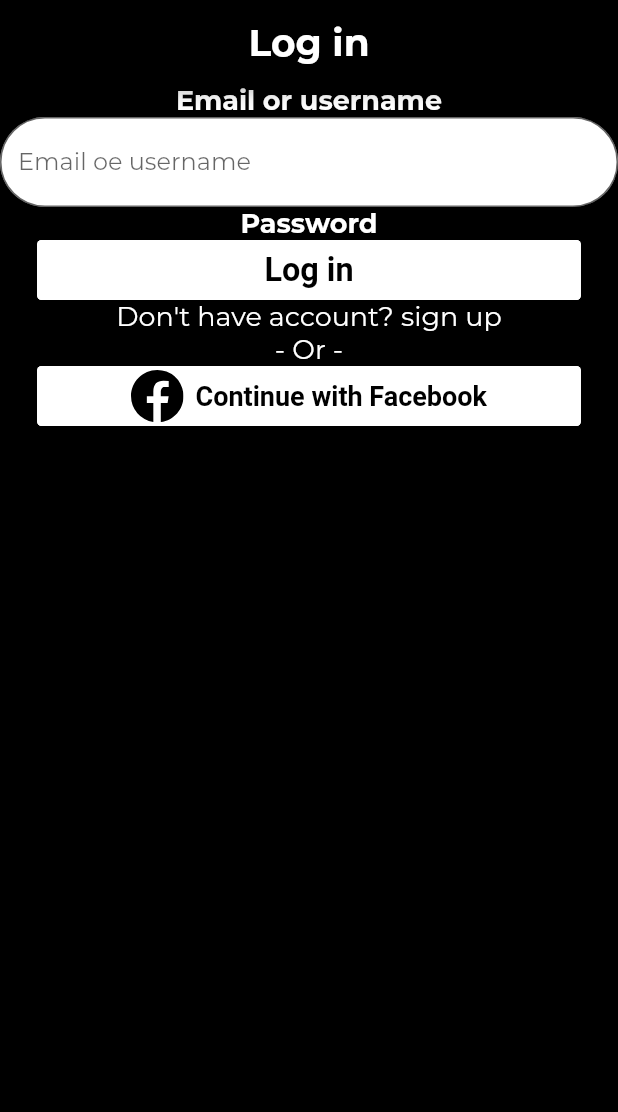
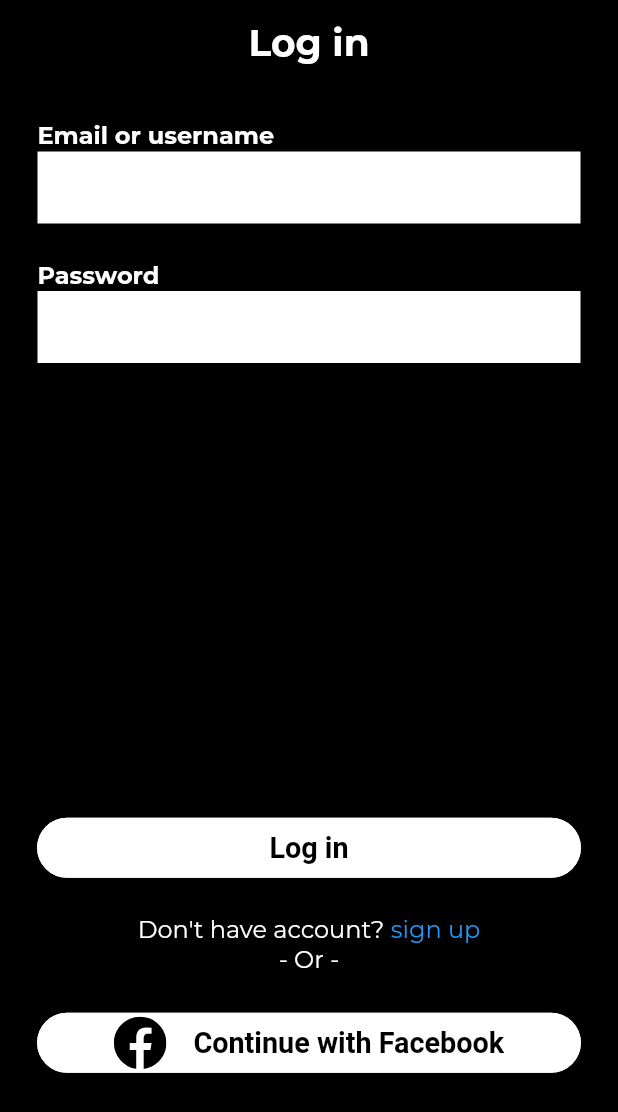
Before and after one commit to Hakim-Allaoui/shein_complete_myorder, a Flutter app: the screen it shows after launch, on a phone screen of 412 x 824 dp. Shown: the top 1112 px of the screen. Run offline on Flutter 3.47's test engine with Material 2 defaults, Android fonts, the phone set to English and light mode, and no system bars; drawn by our look-alikes of getwidget; our stand-ins replace flutter_svg.

Commit message:
Login Screen commit #2

```diff
--- a/lib/screens/home_screen.dart
+++ b/lib/screens/home_screen.dart
@@ -24,14 +24,18 @@ class _HomeScreenState extends State<HomeScreen> {
         centerTitle: true,
       ),
       body: SafeArea(
-        child: Container(
-          height: Tools.height,
-          width: Tools.width,
         child: SingleChildScrollView(
         child: Container(
-            height: Tools.height,
+            height: Tools.height * 0.8,
             width: Tools.width,
             child: Column(
+              mainAxisAlignment: MainAxisAlignment.spaceBetween,
+              crossAxisAlignment: CrossAxisAlignment.center,
+              children: [
+                Padding(
+                  padding: const EdgeInsets.all(25.0),
+                  child: Column(
+                    crossAxisAlignment: CrossAxisAlignment.start,
                     children: [
                       Text(
                         'Email or username',
@@ -39,26 +43,36 @@ class _HomeScreenState extends State<HomeScreen> {
                       ),
                       TextField(
                         decoration: InputDecoration(
-                      hintText: 'Email oe username',
                             fillColor: Colors.white,
                             filled: true,
-                      border: new OutlineInputBorder(
-                        borderRadius: const BorderRadius.all(
-                          const Radius.circular(100.0),
+                            border: InputBorder.none),
                       ),
-                      ),
-                    ),
+                      SizedBox(
+                        height: 25.0,
                       ),
                       Text(
                         'Password',
                         style: HKTextStyles.titleBold,
                       ),
+                      TextField(
+                        decoration: InputDecoration(
+                            fillColor: Colors.white,
+                            filled: true,
+                            border: InputBorder.none),
+                      ),
+                    ],
+                  ),
+                ),
+                Column(
+                  children: [
                     GFButton(
                       onPressed: () {},
                       blockButton: true,
                       color: Colors.white,
                       size: 50.0,
-                    textStyle: HKTextStyles.titleBold.apply(color: Colors.black, fontSizeFactor: 1.2),
+                      shape: GFButtonShape.pills,
+                      textStyle: HKTextStyles.titleBold
+                          .apply(color: Colors.black, fontSizeFactor: 1.2),
                       text: "Log in",
                       /*icon: Container(
                               height: 20.0,
@@ -73,30 +87,64 @@ class _HomeScreenState extends State<HomeScreen> {
                               ),
                             ),*/
                     ),
+                    SizedBox(
+                      height: 25.0,
+                    ),
+                    Row(
+                      mainAxisAlignment: MainAxisAlignment.center,
+                      children: [
                         Text(
-                    'Don\'t have account? sign up\n- Or -',
+                          'Don\'t have account?',
                           style: HKTextStyles.textNormal,
                           textAlign: TextAlign.center,
                         ),
+                        GestureDetector(
+                          onTap: (){
+                            print('Sign up clicked !!');
+                          },
+                          child: Text(
+                            ' sign up',
+                            style: HKTextStyles.textNormal.apply(color: Colors.blue),
+                            textAlign: TextAlign.center,
+                          ),
+                        ),
+                      ],
+                    ),
+                    Text(
+                      '- Or -',
+                      style: HKTextStyles.textNormal,
+                      textAlign: TextAlign.center,
+                    ),
+                    SizedBox(
+                      height: 25.0,
+                    ),
                     GFButton(
-                    onPressed: () {
-
-                    },
+                      onPressed: () {},
                       blockButton: true,
                       color: Colors.white,
                       size: 50.0,
-                    textStyle: HKTextStyles.titleBold.apply(color: Colors.black),
+                      shape: GFButtonShape.pills,
+                      textStyle: HKTextStyles.titleBold
+                          .apply(color: Colors.black, fontSizeFactor: 1.2),
                       text: "Continue with Facebook",
-                    icon: Container(
+                      icon: Row(
+                        children: [
+                          Container(
                             height: 35.0,
                             width: 35.0,
                             child: SvgPicture.asset(
                               'assets/icons/ic_fb.svg',
                             ),
                           ),
+                          SizedBox(
+                            width: 10.0,
+                          )
+                        ],
+                      ),
                     ),
                   ],
                 ),
+              ],
             ),
           ),
         ),
--- a/lib/utils/theme.dart
+++ b/lib/utils/theme.dart
@@ -20,13 +20,13 @@ class HKTextStyles {
   );
 
   static const titleBold = TextStyle(
-    fontSize: 18,
+    fontSize: 16,
     color: Colors.white,
     fontWeight: FontWeight.w700
   );
 
   static const textNormal = TextStyle(
-    fontSize: 18,
+    fontSize: 16,
     color: Colors.white,
   );
 
```
Also changed, not shown: 1 other file. Lines whose indentation alone changed are shown as unchanged.
